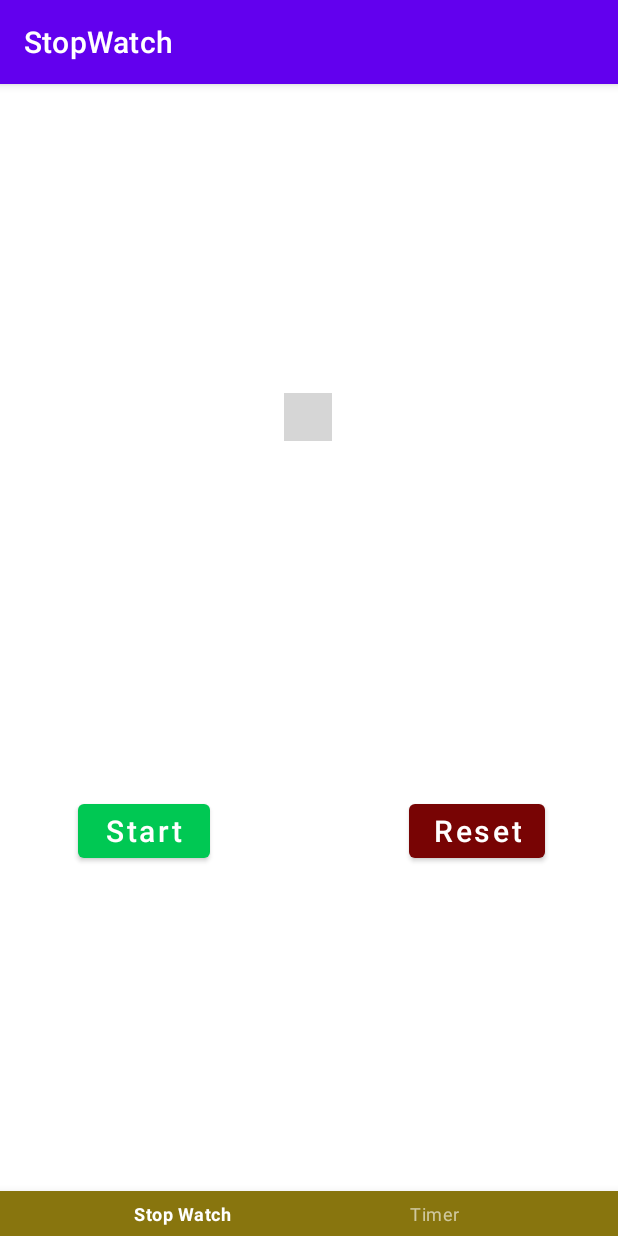
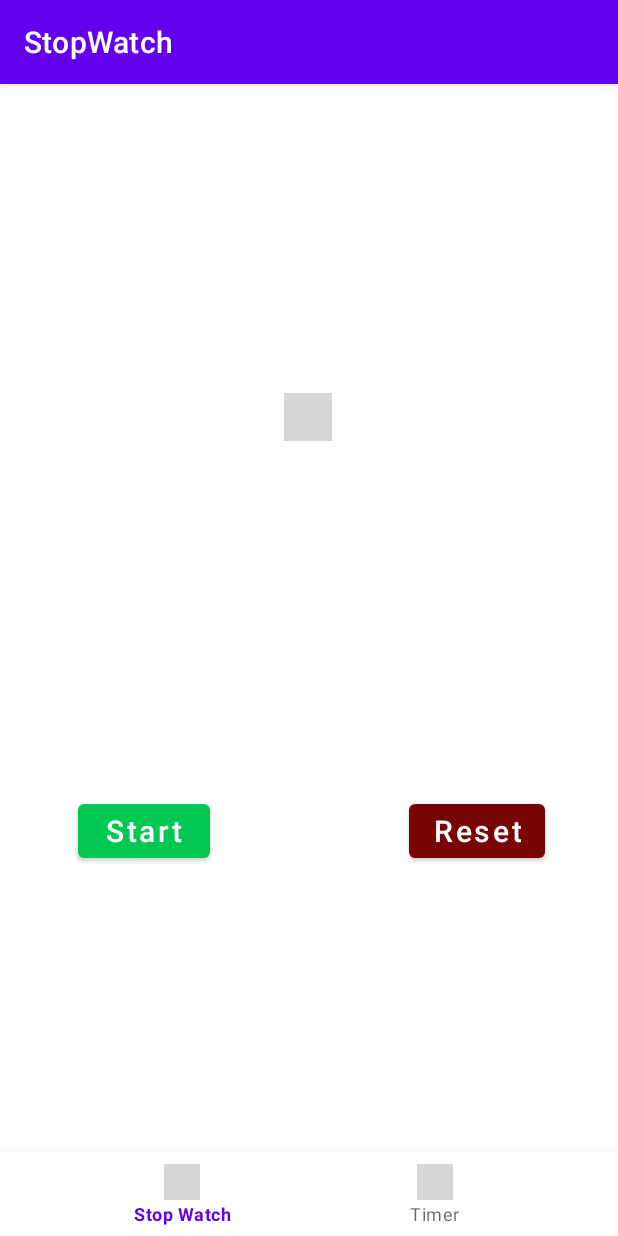
Before and after one commit to 0developers/StopWatch, an Android app: the screen it shows after launch (StopWatch), on a phone screen of 412 x 824 dp. Run offline under Robolectric (Android 15) with nearby library versions, the phone set to English and light mode, and no system bars; libraries missing offline, so code that uses them is left out: com.robinhood.ticker; plain views replace TickerView; 6 statements that could not run were skipped; grey boxes are pictures that could not be loaded.

Commit message:
Stop Watch

```diff
--- a/app/build.gradle
+++ b/app/build.gradle
@@ -4,12 +4,12 @@ plugins {
 
 android {
     namespace 'com.zerodevs.stopwatch'
-    compileSdk 32
+    compileSdk 33
 
     defaultConfig {
         applicationId "com.zerodevs.stopwatch"
         minSdk 21
-        targetSdk 28
+        targetSdk 33
         versionCode 1
         versionName "1.0"
 
--- a/app/src/main/res/layout/activity_stop_watch.xml
+++ b/app/src/main/res/layout/activity_stop_watch.xml
@@ -53,19 +53,15 @@
         app:layout_constraintVertical_bias="0.658" />
 
     <com.google.android.material.bottomnavigation.BottomNavigationView
-        style="@style/Widget.MaterialComponents.BottomNavigationView.Colored"
-        app:backgroundTint="#88750E"
         android:id="@+id/bottomnav"
+        style="@style/BottomNavigationView"
         android:layout_width="match_parent"
-        android:layout_height="30dp"
-        app:elevation="10dp"
+        android:layout_height="wrap_content"
         app:layout_constraintBottom_toBottomOf="parent"
         app:layout_constraintEnd_toEndOf="parent"
-        app:layout_constraintHorizontal_bias="1.0"
+        app:layout_constraintHorizontal_bias="0.0"
         app:layout_constraintStart_toStartOf="parent"
-        app:layout_constraintTop_toTopOf="parent"
-        app:layout_constraintVertical_bias="1.0"
-        app:menu="@menu/bottom_nav"/>
+        app:menu="@menu/bottom_nav" />
 
     <com.google.android.material.button.MaterialButton
         android:id="@+id/starttimer"
--- a/app/src/main/res/menu/bottom_nav.xml
+++ b/app/src/main/res/menu/bottom_nav.xml
@@ -5,11 +5,13 @@
         android:id="@+id/item1"
         android:enabled="true"
         android:title="Stop Watch"
+        android:icon="@drawable/ic_stopwatch"
     android:color="#000000" android:state_checked="true"/>
 
     <item
         android:id="@+id/item2"
         android:enabled="true"
         android:title="Timer"
+        android:icon="@drawable/ic_timer"
         android:color="#000000" android:state_checked="true"/>
 </menu>
```
Also changed, not shown: app/src/main/res/drawable-v24/img.png (deleted).
